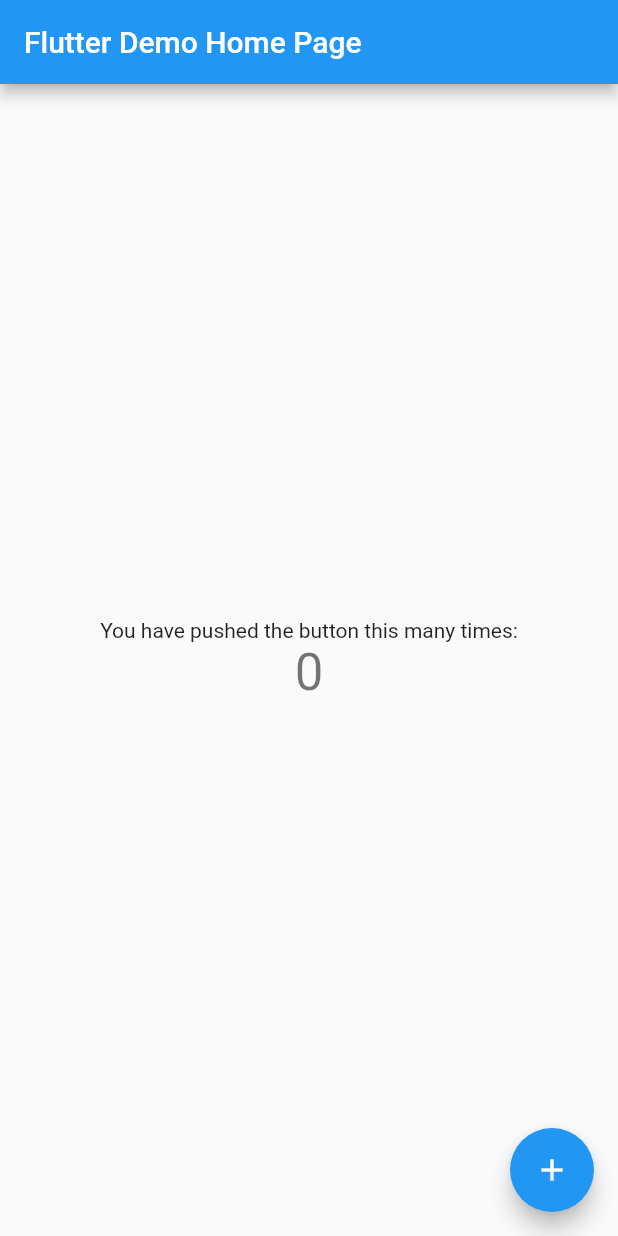
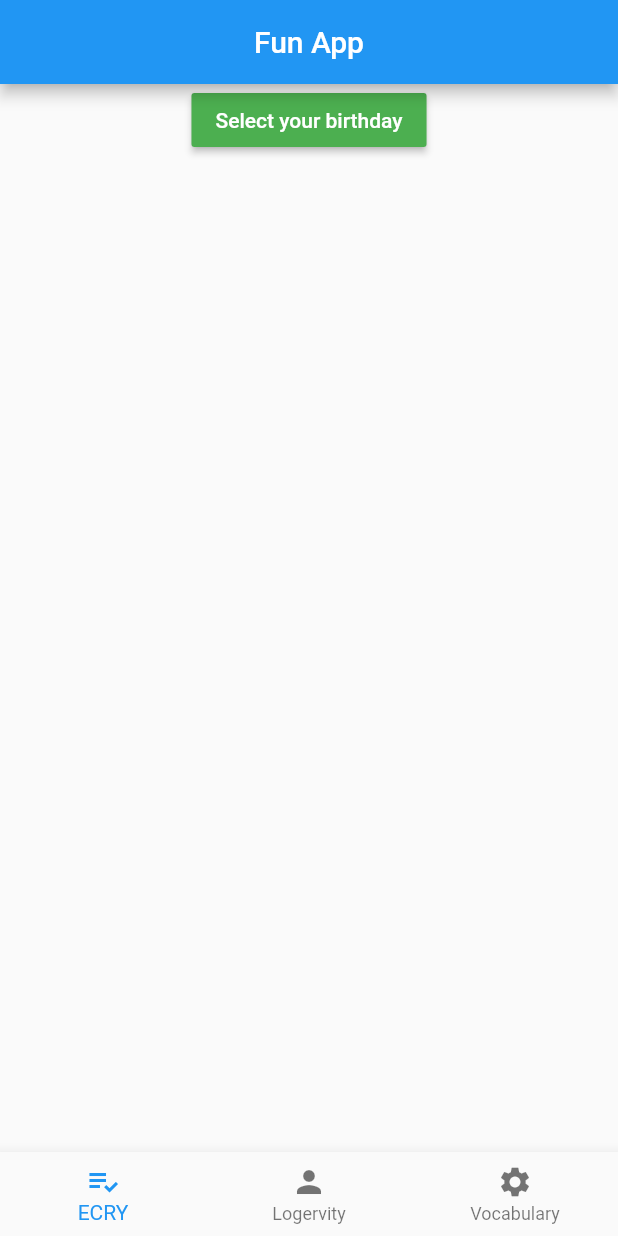
Before and after one commit to phong-et/ecry, a Flutter app: the screen it shows after launch, on a phone screen of 412 x 824 dp. Run offline on Flutter 3.47's test engine with Material 2 defaults, Android fonts, the phone set to English and light mode, and no system bars; our stand-ins replace flutter_datetime_picker; missing offline and left inert: lunar_calendar_converter.

Commit message:
add home screen with ecry screen game (included selecting date)

```diff
--- a/lib/main.dart
+++ b/lib/main.dart
@@ -1,3 +1,4 @@
+import 'package:ecry/ui/screens/home_screen.dart';
 import 'package:flutter/material.dart';
 
 void main() => runApp(MyApp());
@@ -20,92 +21,7 @@ class MyApp extends StatelessWidget {
         // is not restarted.
         primarySwatch: Colors.blue,
       ),
-      home: MyHomePage(title: 'Flutter Demo Home Page'),
+      home: HomeScreen(),
     );
   }
 }
-
-class MyHomePage extends StatefulWidget {
-  MyHomePage({Key key, this.title}) : super(key: key);
-
-  // This widget is the home page of your application. It is stateful, meaning
-  // that it has a State object (defined below) that contains fields that affect
-  // how it looks.
-
-  // This class is the configuration for the state. It holds the values (in this
-  // case the title) provided by the parent (in this case the App widget) and
-  // used by the build method of the State. Fields in a Widget subclass are
-  // always marked "final".
-
-  final String title;
-
-  @override
-  _MyHomePageState createState() => _MyHomePageState();
-}
-
-class _MyHomePageState extends State<MyHomePage> {
-  int _counter = 0;
-
-  void _incrementCounter() {
-    setState(() {
-      // This call to setState tells the Flutter framework that something has
-      // changed in this State, which causes it to rerun the build method below
-      // so that the display can reflect the updated values. If we changed
-      // _counter without calling setState(), then the build method would not be
-      // called again, and so nothing would appear to happen.
-      _counter++;
-    });
-  }
-
-  @override
-  Widget build(BuildContext context) {
-    // This method is rerun every time setState is called, for instance as done
-    // by the _incrementCounter method above.
-    //
-    // The Flutter framework has been optimized to make rerunning build methods
-    // fast, so that you can just rebuild anything that needs updating rather
-    // than having to individually change instances of widgets.
-    return Scaffold(
-      appBar: AppBar(
-        // Here we take the value from the MyHomePage object that was created by
-        // the App.build method, and use it to set our appbar title.
-        title: Text(widget.title),
-      ),
-      body: Center(
-        // Center is a layout widget. It takes a single child and positions it
-        // in the middle of the parent.
-        child: Column(
-          // Column is also a layout widget. It takes a list of children and
-          // arranges them vertically. By default, it sizes itself to fit its
-          // children horizontally, and tries to be as tall as its parent.
-          //
-          // Invoke "debug painting" (press "p" in the console, choose the
-          // "Toggle Debug Paint" action from the Flutter Inspector in Android
-          // Studio, or the "Toggle Debug Paint" command in Visual Studio Code)
-          // to see the wireframe for each widget.
-          //
-          // Column has various properties to control how it sizes itself and
-          // how it positions its children. Here we use mainAxisAlignment to
-          // center the children vertically; the main axis here is the vertical
-          // axis because Columns are vertical (the cross axis would be
-          // horizontal).
-          mainAxisAlignment: MainAxisAlignment.center,
-          children: <Widget>[
-            Text(
-              'You have pushed the button this many times:',
-            ),
-            Text(
-              '$_counter',
-              style: Theme.of(context).textTheme.display1,
-            ),
-          ],
-        ),
-      ),
-      floatingActionButton: FloatingActionButton(
-        onPressed: _incrementCounter,
-        tooltip: 'Increment',
-        child: Icon(Icons.add),
-      ), // This trailing comma makes auto-formatting nicer for build methods.
-    );
-  }
-}
--- /dev/null
+++ b/lib/ui/screens/ecry_screen.dart
@@ -0,0 +1,40 @@
+import 'package:flutter/material.dart';
+import 'package:flutter_datetime_picker/flutter_datetime_picker.dart';
+
+class EcryScreen extends StatefulWidget {
+  @override
+  _State createState() => _State();
+}
+
+class _State extends State<EcryScreen> {
+  @override
+  Widget build(BuildContext context) {
+    return Center(
+      child: Column(
+        children: <Widget>[
+          RaisedButton(
+              color: Colors.green,
+              onPressed: () {
+                DatePicker.showDatePicker(context,
+                    showTitleActions: true,
+                    minTime: DateTime(1950, 1, 1),
+                    maxTime: DateTime(2019, 6, 7),
+                    theme: DatePickerTheme(
+                        headerColor: Colors.green,
+                        backgroundColor: Colors.blue,
+                        itemStyle: TextStyle(color: Colors.white, fontWeight: FontWeight.bold, fontSize: 18),
+                        doneStyle: TextStyle(color: Colors.white, fontSize: 16)), onChanged: (date) {
+                  print('change $date in time zone ' + date.timeZoneOffset.inHours.toString());
+                }, onConfirm: (date) {
+                  print('confirm $date');
+                }, currentTime: DateTime.now(), locale: LocaleType.en);
+              },
+              child: Text(
+                'Select your birthday',
+                style: TextStyle(color: Colors.white),
+              )),
+        ],
+      ),
+    );
+  }
+}
--- /dev/null
+++ b/lib/ui/screens/home_screen.dart
@@ -0,0 +1,87 @@
+import 'package:ecry/ui/screens/ecry_screen.dart';
+import 'package:flutter/cupertino.dart';
+import 'package:flutter/material.dart';
+
+class HomeScreen extends StatefulWidget {
+  static const routeName = '/home-screen';
+  @override
+  _HomeScreenState createState() => _HomeScreenState();
+}
+
+class _HomeScreenState extends State<HomeScreen> {
+  List<Map<String, Object>> _tabs;
+  final List<Widget> _screens = [
+    EcryScreen()
+    //ReportScreen(),
+    //UserSettingsScreen(),
+    //SettingsScreen(),
+  ];
+  int _selectedTabIndex = 0;
+  PageController _pageController;
+  @override
+  void initState() {
+    super.initState();
+    _tabs = [
+      {
+        'title': Text('ECRY'),
+        'icon': Icon(Icons.playlist_add_check),
+      },
+      {
+        'title': Text('Logervity'),
+        'icon': Icon(Icons.person),
+      },
+      {
+        'title': Text('Vocabulary'),
+        'icon': Icon(Icons.settings),
+      },
+    ];
+    _pageController = new PageController();
+    // WidgetsBinding.instance.addObserver(this);
+    // _authService = Provider.of<AuthService>(context, listen: false);
+    // _fingerPrintService = Provider.of<FingerPrintService>(context, listen: false);
+  }
+
+  @override
+  void dispose() {
+    super.dispose();
+    _pageController.dispose();
+    //WidgetsBinding.instance.removeObserver(this);
+  }
+
+  //Animates the controlled [PageView] from the current page to the given page.
+  void _navigateToPage(int index) {
+    _pageController.animateToPage(index, duration: Duration(milliseconds: 200), curve: Curves.bounceIn);
+  }
+
+  void _changeTab(int index) {
+    setState(() {
+      this._selectedTabIndex = index;
+    });
+  }
+
+  @override
+  Widget build(BuildContext context) {
+    return Scaffold(
+      appBar: AppBar(
+        title: Text('Fun App'),
+        centerTitle: true,
+      ),
+      body: PageView(
+        children: _screens,
+        controller: _pageController,
+        onPageChanged: _changeTab,
+      ),
+      bottomNavigationBar: BottomNavigationBar(
+        type: BottomNavigationBarType.fixed,
+        currentIndex: _selectedTabIndex,
+        onTap: _navigateToPage,
+        items: _tabs
+            .map((tab) => BottomNavigationBarItem(
+                  icon: tab['icon'],
+                  title: tab['title'],
+                ))
+            .toList(),
+      ),
+    );
+  }
+}
--- a/pubspec.yaml
+++ b/pubspec.yaml
@@ -18,6 +18,7 @@ environment:
 
 dependencies:
   lunar_calendar_converter: ^1.0.4+1
+  flutter_datetime_picker: ^1.3.5
   flutter:
     sdk: flutter
 
```
Also changed, not shown: lib/event.dart (added), lib/ui/screens/longervity_screen.dart (added), pubspec.lock.
